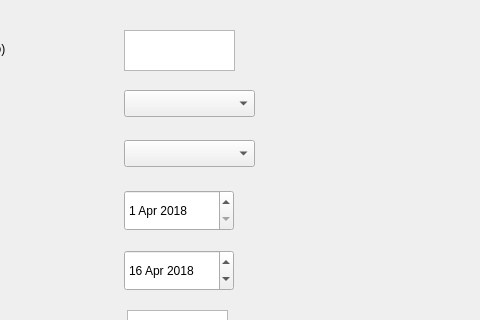
Qt form SIMPLE_GUI.ui (icomann/QuantumISW) before a commit; both pictures show x 106 to 586 and y 0 to 320 of the 586 by 600 pixel window.
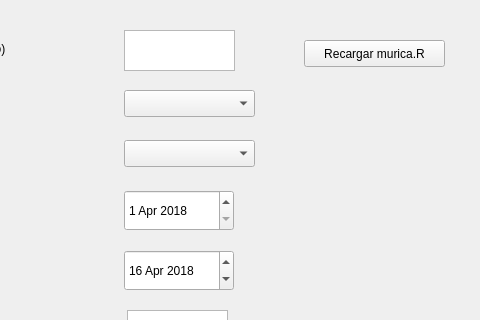
The same form after that commit.

The edit to the form file:
```diff
--- a/SIMPLE_GUI.ui
+++ b/SIMPLE_GUI.ui
@@ -264,6 +264,19 @@
      <string>/ acción</string>
     </property>
    </widget>
+   <widget class="QPushButton" name="reload">
+    <property name="geometry">
+     <rect>
+      <x>410</x>
+      <y>40</y>
+      <width>141</width>
+      <height>27</height>
+     </rect>
+    </property>
+    <property name="text">
+     <string>Recargar murica.R</string>
+    </property>
+   </widget>
   </widget>
   <widget class="QMenuBar" name="menubar">
    <property name="geometry">
```
